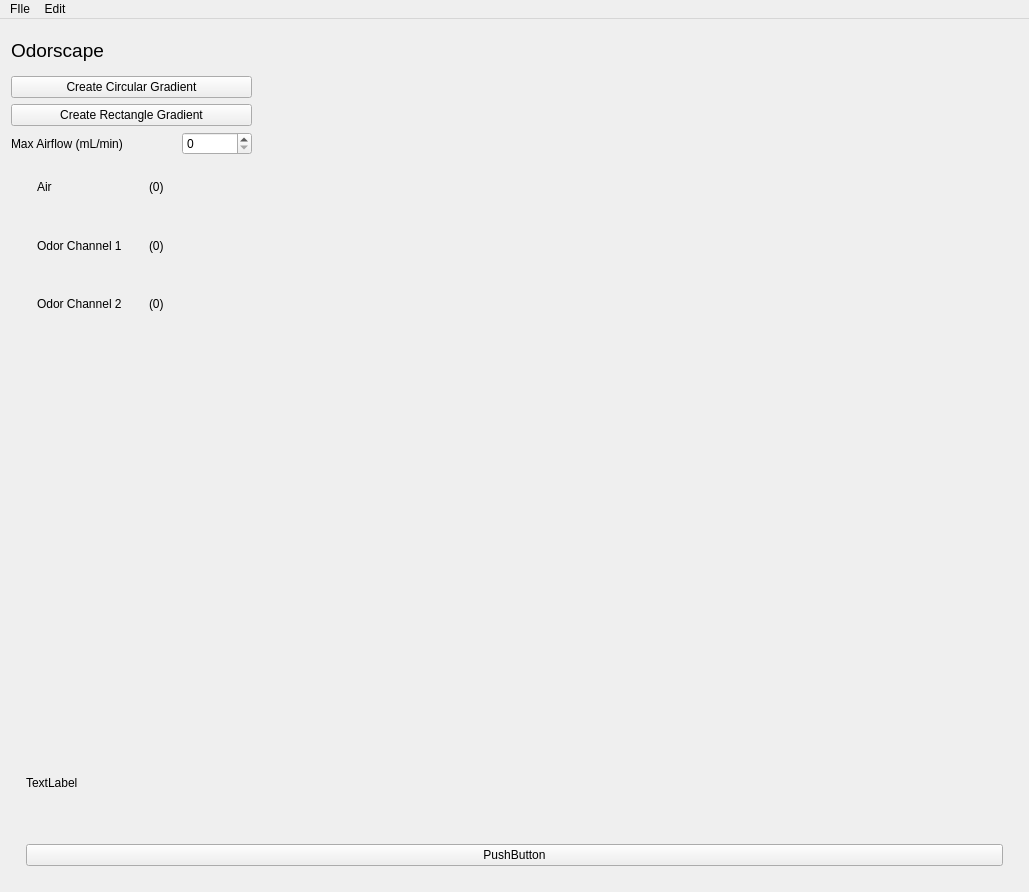
Old version of the form mainwindow.ui in the repository flybrains/odorscape.
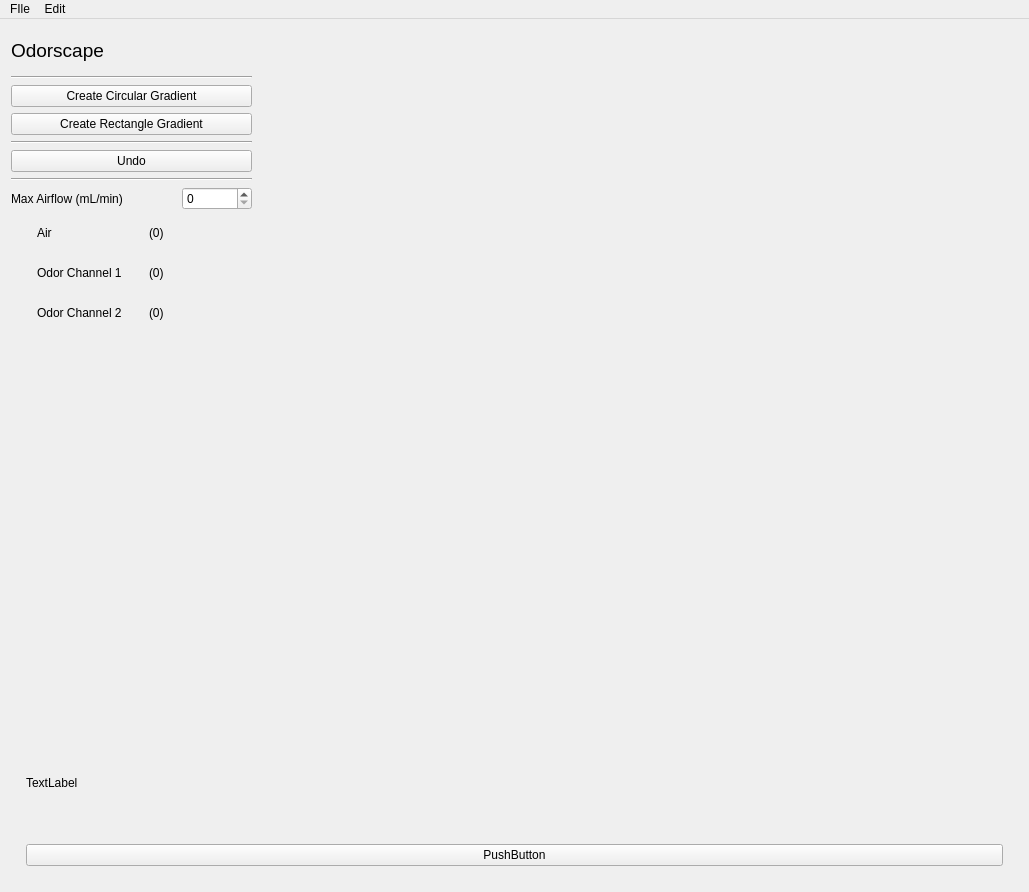
New version of the form. Icons and pictures are not drawn.

Commit message: added edge cropping and undos

What changed in the file:
```diff
--- a/mainwindow.ui
+++ b/mainwindow.ui
@@ -46,6 +46,13 @@
           </property>
          </widget>
         </item>
+        <item>
+         <widget class="Line" name="line_3">
+          <property name="orientation">
+           <enum>Qt::Horizontal</enum>
+          </property>
+         </widget>
+        </item>
         <item>
          <widget class="QPushButton" name="circularGradientButton">
           <property name="sizePolicy">
@@ -66,6 +73,27 @@
           </property>
          </widget>
         </item>
+        <item>
+         <widget class="Line" name="line">
+          <property name="orientation">
+           <enum>Qt::Horizontal</enum>
+          </property>
+         </widget>
+        </item>
+        <item>
+         <widget class="QPushButton" name="rollbackPushButton">
+          <property name="text">
+           <string>Undo</string>
+          </property>
+         </widget>
+        </item>
+        <item>
+         <widget class="Line" name="line_2">
+          <property name="orientation">
+           <enum>Qt::Horizontal</enum>
+          </property>
+         </widget>
+        </item>
         <item>
          <layout class="QHBoxLayout" name="horizontalLayout_9">
           <item>
```
Left out of the diff: 8 changed lines with no effect on the pictures. The commit also changes 7 other files.
